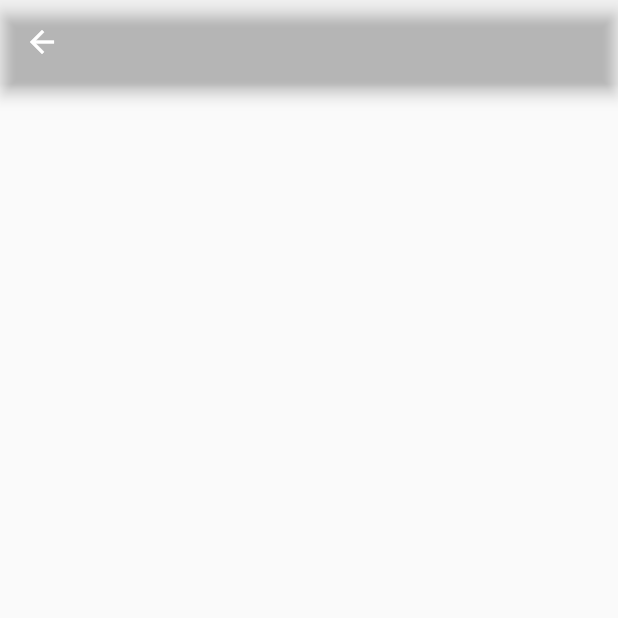
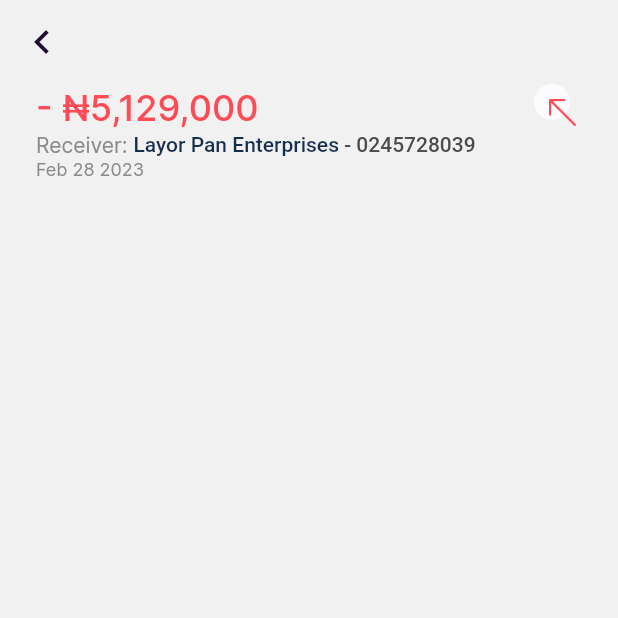
Before and after one commit to Tolulope05/firstbank_cib, a Flutter app: the TransactionDetailsScreen screen opened by its route, on a phone screen of 412 x 824 dp, the top half of it. Run offline on Flutter 3.47's test engine with Material 2 defaults, Android fonts, the phone set to English and light mode, and no system bars; our stand-ins replace flutter_svg, get, pinput, smooth_page_indicator.

```diff
--- a/lib/constants/colors.dart
+++ b/lib/constants/colors.dart
@@ -2,6 +2,7 @@
 
 class AppColors {
   static const Color primaryColor = Color(0xFF162D4C);
+  static const Color scaffoldBgColor = Color(0xffF1F1F1);
   static const Color primaryColorDeep = Color(0xFF091D37);
   static const Color yellowColor = Color(0xFFE4B935);
   static const Color yellowColor2 = Color(0xFFDCAA10);
--- a/lib/main.dart
+++ b/lib/main.dart
@@ -26,6 +26,7 @@
       theme: ThemeData(
         primaryColor: AppColors.primaryColor,
         fontFamily: "Inter",
+        scaffoldBackgroundColor: AppColors.scaffoldBgColor,
       ),
       home: const SplashScreen(),
       initialBinding: InitialBindings(),
--- a/lib/view/dashboard/transaction_details_screen.dart
+++ b/lib/view/dashboard/transaction_details_screen.dart
@@ -1,3 +1,4 @@
+import 'package:firstbank_cib/constants/colors.dart';
 import 'package:flutter/material.dart';
 import 'package:get/get.dart';
 
@@ -10,9 +11,87 @@
   Widget build(BuildContext context) {
     return Scaffold(
       appBar: AppBar(
-        backgroundColor: Colors.transparent,
+        elevation: 0,
+        backgroundColor: AppColors.scaffoldBgColor,
+        leading: GestureDetector(
+          onTap: () {
+            controller.navigateback();
+          },
+          child: const Icon(
+            Icons.chevron_left,
+            size: 32,
+            color: AppColors.chevronBlackColor,
+          ),
+        ),
       ),
-      body: Column(),
+      body: Padding(
+        padding: const EdgeInsets.symmetric(horizontal: 24),
+        child: Column(
+          crossAxisAlignment: CrossAxisAlignment.start,
+          children: [
+            Row(
+              mainAxisAlignment: MainAxisAlignment.spaceBetween,
+              children: [
+                const Text(
+                  "- ₦5,129,000",
+                  style: TextStyle(
+                    fontSize: 24,
+                    fontWeight: FontWeight.w500,
+                    color: AppColors.failedColor,
+                  ),
+                ),
+                Image.asset(
+                  "assets/images/outgoing.png",
+                  width: 32,
+                  height: 32,
+                ),
+              ],
+            ),
+            Row(
+              mainAxisAlignment: MainAxisAlignment.start,
+              children: const [
+                Text(
+                  "Receiver: ",
+                  style: TextStyle(
+                    color: AppColors.unselectedIconColor,
+                    fontSize: 14,
+                    fontWeight: FontWeight.w400,
+                  ),
+                ),
+                Text.rich(
+                  TextSpan(
+                    text: 'Layor Pan Enterprises',
+                    style: TextStyle(
+                      color: AppColors.primaryColor,
+                      fontSize: 14,
+                      fontWeight: FontWeight.w500,
+                      overflow: TextOverflow.ellipsis,
+                    ),
+                    children: <InlineSpan>[
+                      TextSpan(
+                        text: ' - 0245728039',
+                        style: TextStyle(
+                          fontSize: 14,
+                          fontWeight: FontWeight.w500,
+                          color: Color(0xff4B4B4B),
+                        ),
+                      )
+                    ],
+                  ),
+                ),
+              ],
+            ),
+            const Text(
+              "Feb 28 2023",
+              style: TextStyle(
+                color: AppColors.unselectedIconColor,
+                fontSize: 12,
+                fontWeight: FontWeight.w400,
+              ),
+            ),
+          ],
+        ),
+      ),
     );
   }
 }
```
Also changed, not shown: lib/widgets/action_center_card.dart (+5 -14 lines), lib/widgets/text_color_wrap.dart (added, +31 -0 lines).
